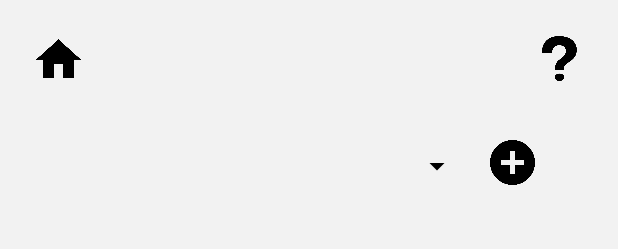
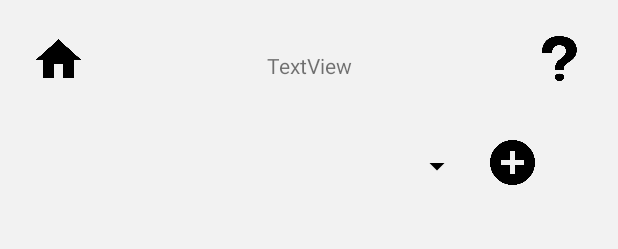
Before and after one commit to ssanjogo/Weadives, an Android app: the layout configuracion_de_preferencias.xml on its own in the app's theme, with its tools: preview values and no code run, on a phone screen of 412 x 824 dp. Shown: the top 249 px of the screen. Run offline under Robolectric (Android 15) with nearby library versions, the phone set to English and light mode, and no system bars.

Commit message:
Pequeño fix way point

```diff
--- a/app/src/main/java/com/example/weadives/PantallaMapa/MarcadorClass.java
+++ b/app/src/main/java/com/example/weadives/PantallaMapa/MarcadorClass.java
@@ -62,4 +62,8 @@ public class MarcadorClass{
         return name + "," + latLng.latitude + "," + latLng.longitude + "," + r_lat + "," + r_lon + ",";
     }
 
+    public String nombre(){
+        return name;
+    }
+
 }
--- a/app/src/main/java/com/example/weadives/ViewModelAndExtras/ViewModelParametros.java
+++ b/app/src/main/java/com/example/weadives/ViewModelAndExtras/ViewModelParametros.java
@@ -21,6 +21,7 @@ import java.util.List;
 import java.util.Map;
 
 public final class ViewModelParametros implements DatabaseAdapter.vmpInterface, DatabaseAdapter.preferenciasInterface{
+
     private static ViewModelParametros SINGLETON_INSTANCE;
     private  MutableLiveData<ArrayList<ParametrosClass>> mutableList;
     private final DatabaseAdapter dbA;
--- a/app/src/main/res/layout/configuracion_de_preferencias.xml
+++ b/app/src/main/res/layout/configuracion_de_preferencias.xml
@@ -518,4 +518,14 @@
         app:layout_constraintVertical_bias="0.0"
         app:srcCompat="@drawable/interrogante" />
 
+    <TextView
+        android:id="@+id/txt_coord"
+        android:layout_width="wrap_content"
+        android:layout_height="wrap_content"
+        android:text="TextView"
+        app:layout_constraintBottom_toTopOf="@+id/spn_desplegableMarcadores2"
+        app:layout_constraintEnd_toStartOf="@+id/btn_Interrogante"
+        app:layout_constraintStart_toEndOf="@+id/btn_home8"
+        app:layout_constraintTop_toTopOf="parent" />
+
 </androidx.constraintlayout.widget.ConstraintLayout>
```
Also changed, not shown: app/src/main/java/com/example/weadives/ConfiguracionDePreferencias/ConfiguracionDePreferencias.java (+9 -0 lines), app/src/main/java/com/example/weadives/PantallaPrincipal/PantallaPrincipal.java (+1 -9 lines).
